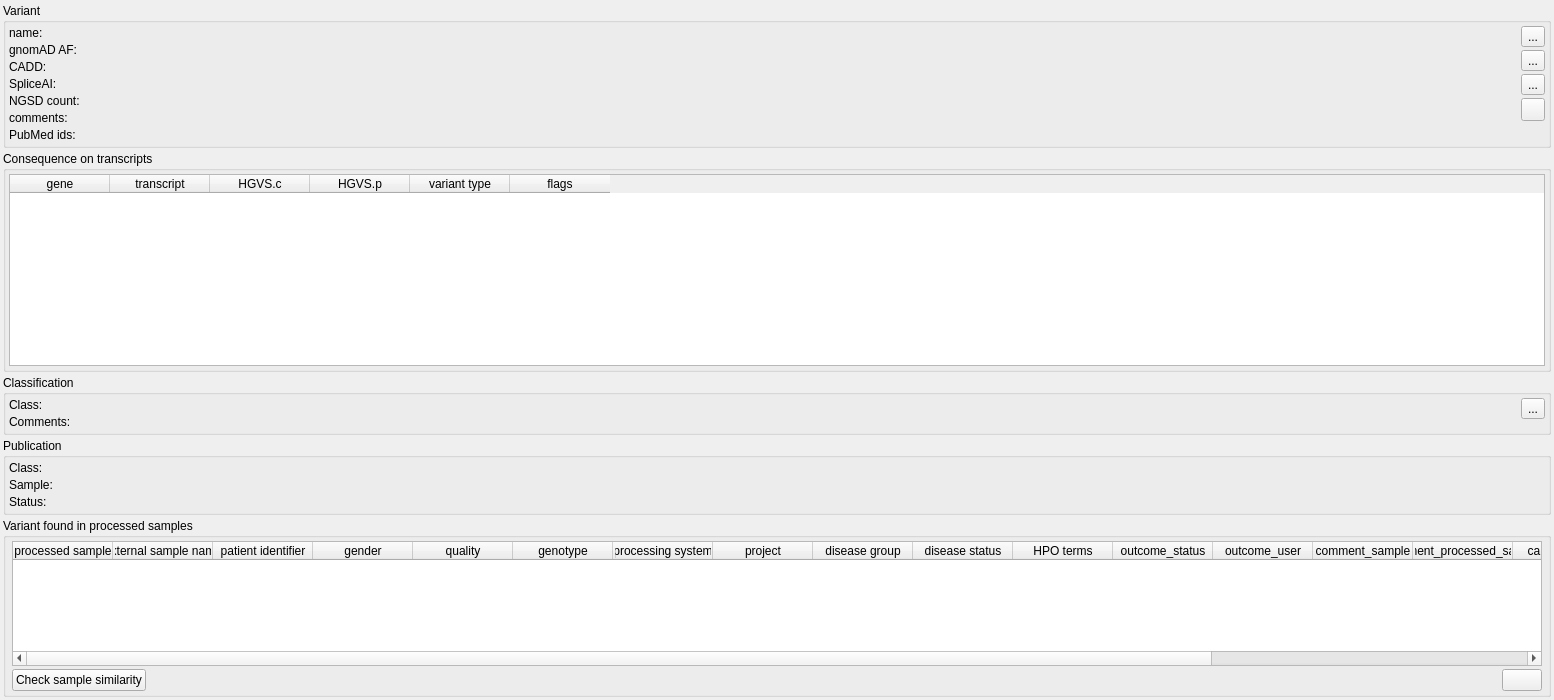
imgag/ngs-bits, file src/GSvar/VariantWidget.ui: the form before one commit.
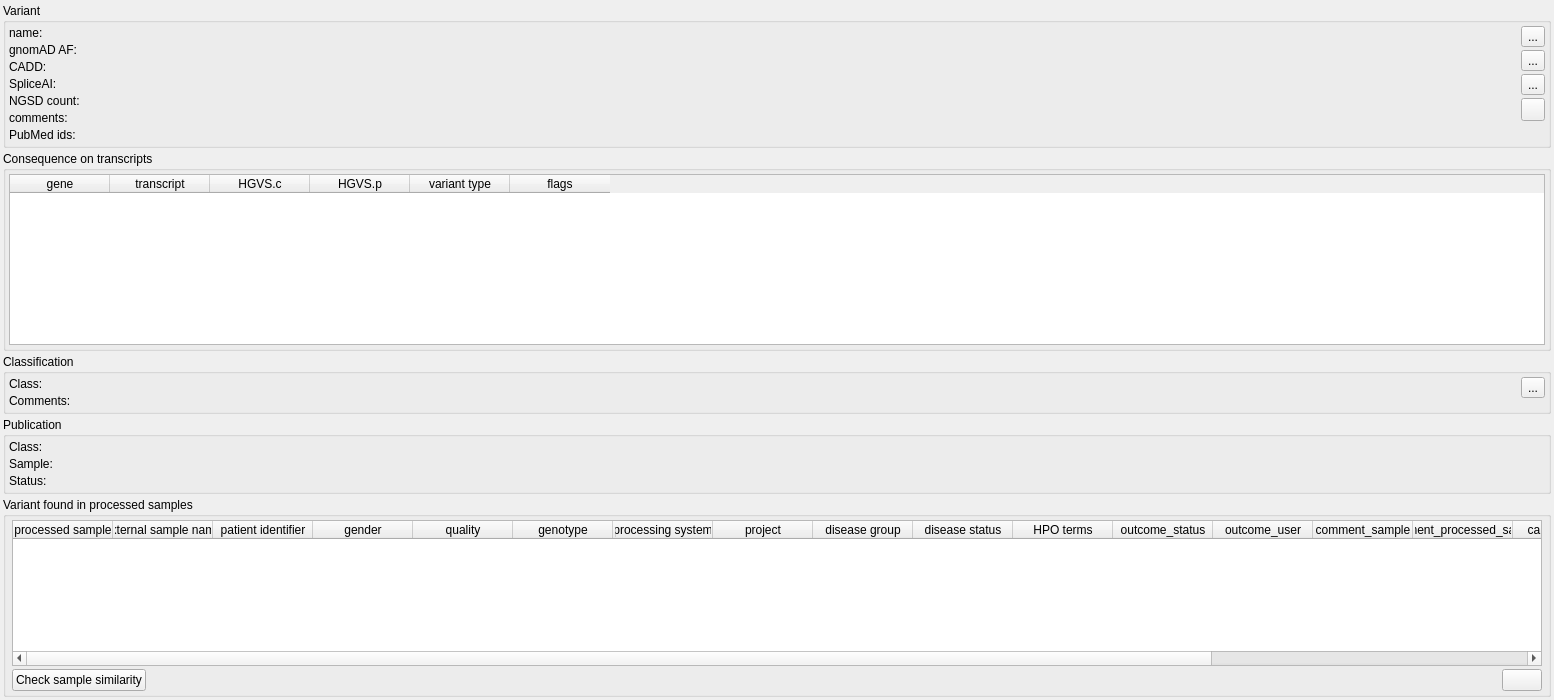
The form after the commit. Icons and pictures are not drawn.

Commit message: GSvar: improved layout of variant tab when there are many transcripts

```diff
--- a/src/GSvar/VariantWidget.ui
+++ b/src/GSvar/VariantWidget.ui
@@ -19,7 +19,7 @@
   <property name="windowTitle">
    <string>Form</string>
   </property>
-  <layout class="QVBoxLayout" name="verticalLayout" stretch="0,0,0,0,1">
+  <layout class="QVBoxLayout" name="verticalLayout" stretch="0,1,0,0,1">
    <property name="spacing">
     <number>3</number>
    </property>
@@ -320,6 +320,12 @@
    </item>
    <item>
     <widget class="QGroupBox" name="groupBox_5">
+     <property name="sizePolicy">
+      <sizepolicy hsizetype="Preferred" vsizetype="Expanding">
+       <horstretch>0</horstretch>
+       <verstretch>0</verstretch>
+      </sizepolicy>
+     </property>
      <property name="title">
       <string>Consequence on transcripts</string>
      </property>
```
The commit also changes 2 other files.
